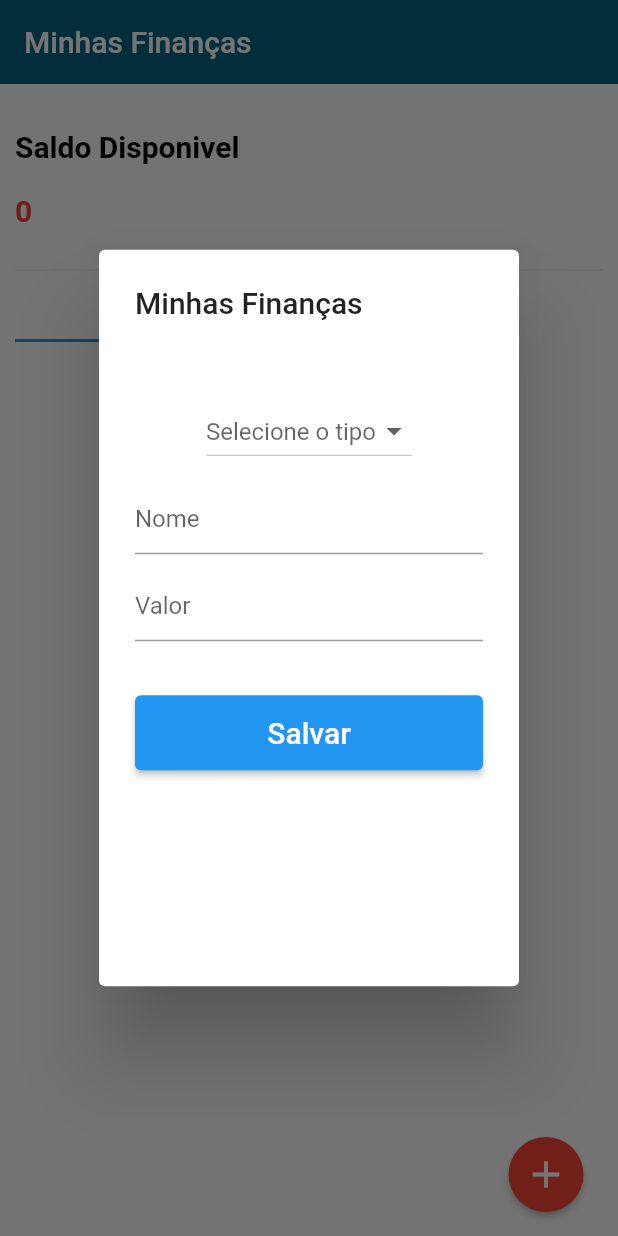
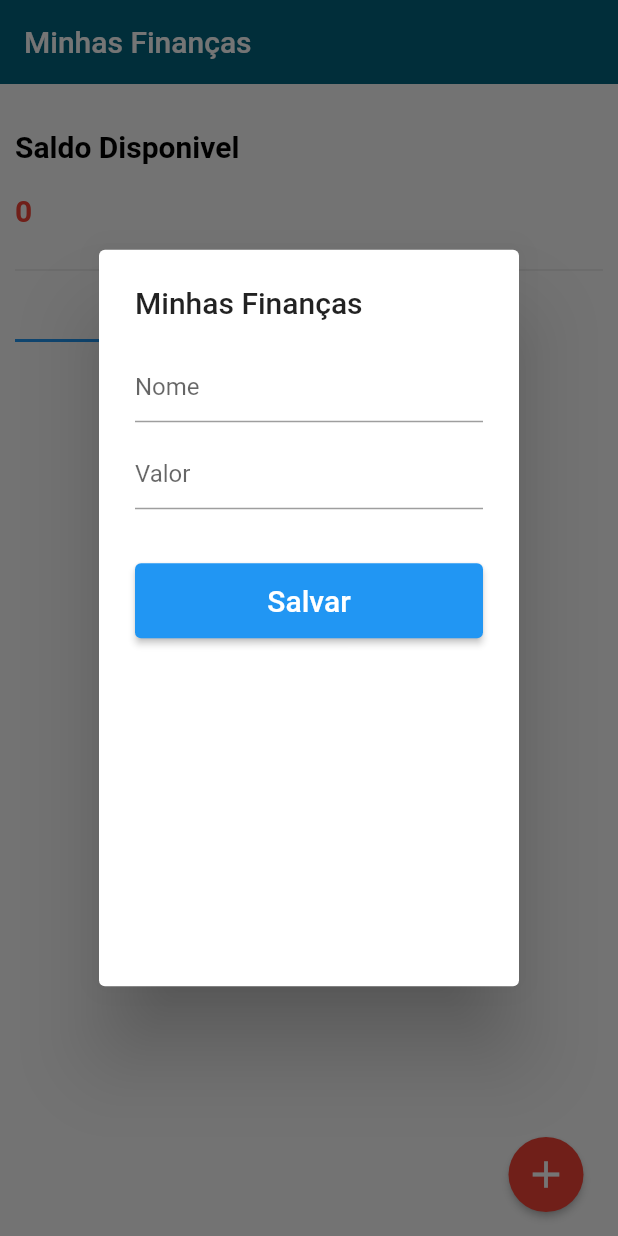
Before and after one commit to richard-gusmao/minhas_financas, a Flutter app: the screen it shows after launch, after a tap on the "add" icon, on a phone screen of 412 x 824 dp. Run offline on Flutter 3.47's test engine with Material 2 defaults, Android fonts, the phone set to English and light mode, and no system bars; our stand-ins replace shared_preferences, sqflite; accounts and stored records are empty.

Commit message:
Update home_screen.dart

```diff
--- a/lib/home_screen.dart
+++ b/lib/home_screen.dart
@@ -16,13 +16,12 @@ class HomeScreen extends StatefulWidget {
 class _HomeScreenState extends State<HomeScreen>
     with SingleTickerProviderStateMixin {
   late TabController _tabController;
-  int? optionsSelected;
   double saldoDisponivel = 0;
   String alert = "";
 
   final TextEditingController _nameController = TextEditingController();
   final TextEditingController _valueController = TextEditingController();
-
+  int pageIndex = 0;
   List entradaData = [];
   List saidaData = [];
 
@@ -68,7 +67,7 @@ class _HomeScreenState extends State<HomeScreen>
         child: CircularProgressIndicator(),
       ),
     );
-    if (optionsSelected == 1) {
+    if (pageIndex == 1) {
       await Entrada(
               nome: _nameController.text,
               valor: double.parse(_valueController.text),
@@ -76,7 +75,7 @@ class _HomeScreenState extends State<HomeScreen>
           .adicionar();
       await getDataEntrada();
     }
-    if (optionsSelected == 2) {
+    if (pageIndex == 2) {
       await Saida(
               nome: _nameController.text,
               valor: double.parse(_valueController.text),
@@ -84,20 +83,27 @@ class _HomeScreenState extends State<HomeScreen>
           .adicionar();
       await getDataSaida();
     }
-    setSaldo(double.parse(_valueController.text), optionsSelected ?? 0);
+    setSaldo(double.parse(_valueController.text), pageIndex);
     // ignore: use_build_context_synchronously
     Navigator.of(context).pop();
     setState(() {
       alert = "";
-      optionsSelected = null;
     });
     _nameController.clear();
     _valueController.clear();
   }
 
+  void _handleTabSelection() {
+    setState(() {
+      pageIndex = _tabController.index + 1;
+    });
+  }
+
   @override
   void initState() {
-    _tabController = TabController(length: 2, vsync: this);
+    _tabController =
+        TabController(length: 2, vsync: this, initialIndex: pageIndex);
+    _tabController.addListener(_handleTabSelection);
     super.initState();
     getSaldo();
     getDataEntrada();
@@ -204,29 +210,6 @@ class _HomeScreenState extends State<HomeScreen>
                   height: 400,
                   child: Column(
                     children: [
-                      const SizedBox(
-                        height: 20,
-                      ),
-                      DropdownButton(
-                        value: optionsSelected,
-                        items: const [
-                          DropdownMenuItem(
-                            value: 1,
-                            child: Text("Entrada"),
-                          ),
-                          DropdownMenuItem(
-                            value: 2,
-                            child: Text("Saida"),
-                          ),
-                        ],
-                        onChanged: (value) {
-                          setState(() {
-                            optionsSelected = value;
-                          });
-                        },
-                        hint: const Text("Selecione o tipo"),
-                        padding: const EdgeInsets.all(10),
-                      ),
                       TextField(
                         controller: _nameController,
                         decoration: const InputDecoration(
@@ -268,8 +251,7 @@ class _HomeScreenState extends State<HomeScreen>
                         child: ElevatedButton(
                           onPressed: () {
                             if ((_nameController.text.isNotEmpty ||
-                                    _valueController.text.isNotEmpty) &&
-                                optionsSelected != null) {
+                                _valueController.text.isNotEmpty)) {
                               try {
                                 double.parse(_valueController.text);
                                 Navigator.of(context).pop();
```
